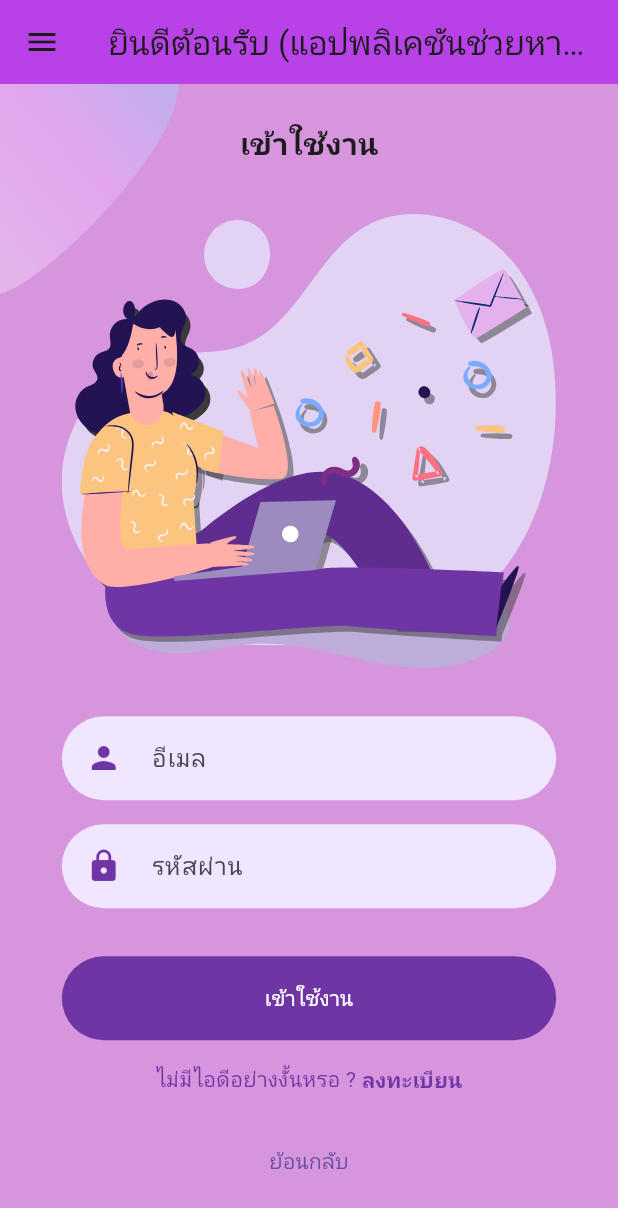
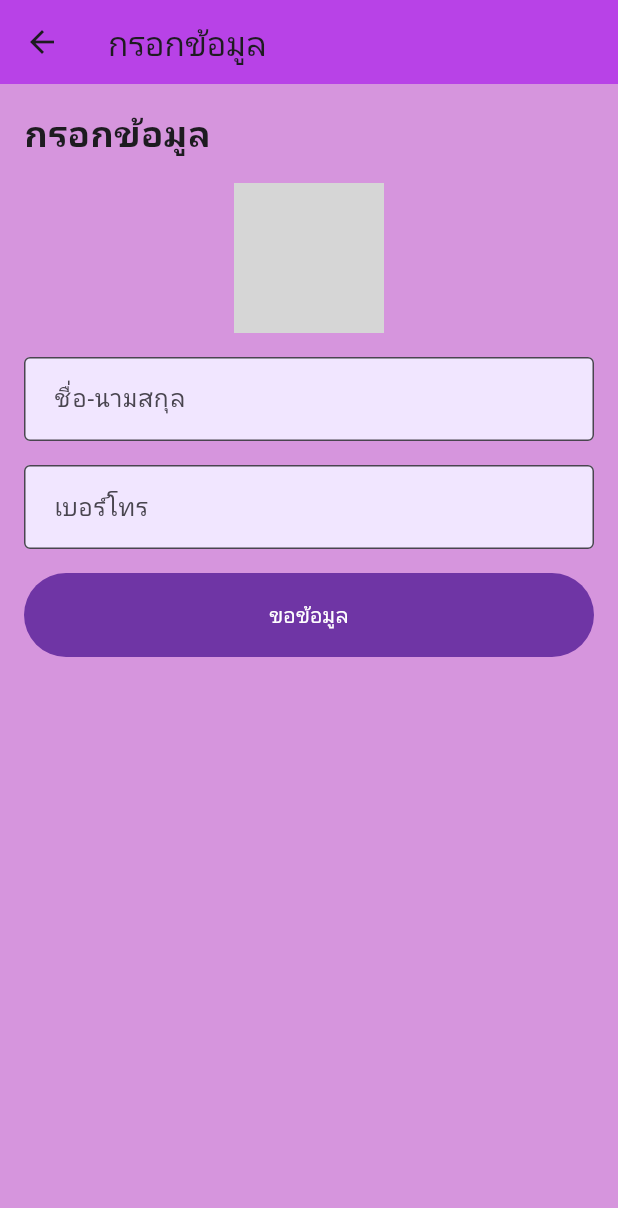
Before and after one commit to KananTrooper/Welcome-Login-Signup-Page-Flutter-master, a Flutter app: the LoginScreen screen opened directly, after a tap on "เข้าใช้งาน", on a phone screen of 412 x 824 dp. Shown: the top 1208 px of the screen. Run offline on Flutter 3.47's test engine with Material 3 defaults, Android fonts, the phone set to English and light mode, and no system bars; our stand-ins replace flutter_svg; grey boxes are pictures that could not be loaded.

Commit message:
Update30/9/24

```diff
--- a/lib/Screens/Login/components/login_form.dart
+++ b/lib/Screens/Login/components/login_form.dart
@@ -1,4 +1,5 @@
 import 'package:flutter/material.dart';
+import 'package:flutter_auth/Screens/User/User_add_data.dart';
 
 import '../../../components/already_have_an_account_acheck.dart';
 import '../../../constants.dart';
@@ -44,7 +45,16 @@ class LoginForm extends StatelessWidget {
           ),
           const SizedBox(height: defaultPadding),
           ElevatedButton(
-            onPressed: () {},
+            onPressed: () {
+              Navigator.push(
+                context,
+                MaterialPageRoute(
+                  builder: (context) {
+                    return UserAddData();
+                  },
+                ),
+              );
+            },
             child: Text(
               "เข้าใช้งาน".toUpperCase(),
             ),
--- /dev/null
+++ b/lib/Screens/User/User_add_data.dart
@@ -0,0 +1,109 @@
+import 'package:flutter/material.dart';
+import 'package:flutter_auth/Screens/User/User_patient.dart';
+import 'package:flutter_auth/constants.dart';
+
+class UserAddData extends StatefulWidget {
+  @override
+  _UserAddDataState createState() => _UserAddDataState();
+}
+
+class _UserAddDataState extends State<UserAddData> {
+  // ตัวแปรสำหรับเก็บข้อมูลจาก TextFields
+  final TextEditingController _nameController = TextEditingController();
+  final TextEditingController _phoneController = TextEditingController();
+
+  @override
+  void dispose() {
+    // เคลียร์ TextFields เมื่อจบการทำงานของหน้าจอ
+    _nameController.dispose();
+    _phoneController.dispose();
+    super.dispose();
+  }
+
+  @override
+  Widget build(BuildContext context) {
+    return Scaffold(
+      appBar: AppBar(
+        title: Text('กรอกข้อมูล'),
+        backgroundColor: const Color.fromARGB(255, 184, 66, 231),
+      ),
+      body: Padding(
+        padding: const EdgeInsets.all(16.0),
+        child: Column(
+          crossAxisAlignment: CrossAxisAlignment.start,
+          children: [
+            Text(
+              'กรอกข้อมูล',
+              style: TextStyle(fontSize: 24, fontWeight: FontWeight.bold),
+            ),
+            SizedBox(height: 16),
+
+            // ช่องแสดงรูปบุคคล
+            Center(
+              child: CircleAvatar(
+                radius: 50,
+                backgroundImage: AssetImage(
+                    'assets/profile_placeholder.png'), // เปลี่ยนเป็น path ของรูปภาพโปรไฟล์
+                backgroundColor: Colors.grey[200],
+              ),
+            ),
+            SizedBox(height: 16),
+
+            // ช่องใส่ชื่อ-นามสกุล
+            TextField(
+              controller: _nameController,
+              decoration: InputDecoration(
+                labelText: 'ชื่อ-นามสกุล',
+                border: OutlineInputBorder(),
+              ),
+            ),
+            SizedBox(height: 16),
+
+            // ช่องใส่เบอร์โทร
+            TextField(
+              controller: _phoneController,
+              keyboardType: TextInputType.phone,
+              decoration: InputDecoration(
+                labelText: 'เบอร์โทร',
+                border: OutlineInputBorder(),
+              ),
+            ),
+            SizedBox(height: 16),
+
+            // ปุ่มกดขอข้อมูล
+            Center(
+              child: ElevatedButton(
+                onPressed: () {
+                  Navigator.push(
+                    context,
+                    MaterialPageRoute(
+                      builder: (context) {
+                        return UserPatientScreen();
+                      },
+                    ),
+                  );
+
+                  // ทำการขอข้อมูลหรือบันทึกข้อมูล
+                  final name = _nameController.text;
+                  final phone = _phoneController.text;
+
+                  // ตรวจสอบว่าได้กรอกข้อมูลครบหรือไม่
+                  if (name.isEmpty || phone.isEmpty) {
+                    ScaffoldMessenger.of(context).showSnackBar(
+                      SnackBar(content: Text('กรุณากรอกข้อมูลให้ครบถ้วน')),
+                    );
+                  } else {
+                    // ทำการส่งข้อมูลหรือบันทึกข้อมูล
+                    print('ชื่อ: $name');
+                    print('เบอร์โทร: $phone');
+                  }
+                },
+                child: Text('ขอข้อมูล'),
+              ),
+            ),
+          ],
+        ),
+      ),
+    );
+  }
+}
```
Also changed, not shown: lib/Screens/User/User_patient.dart (added, +72 -0 lines).
